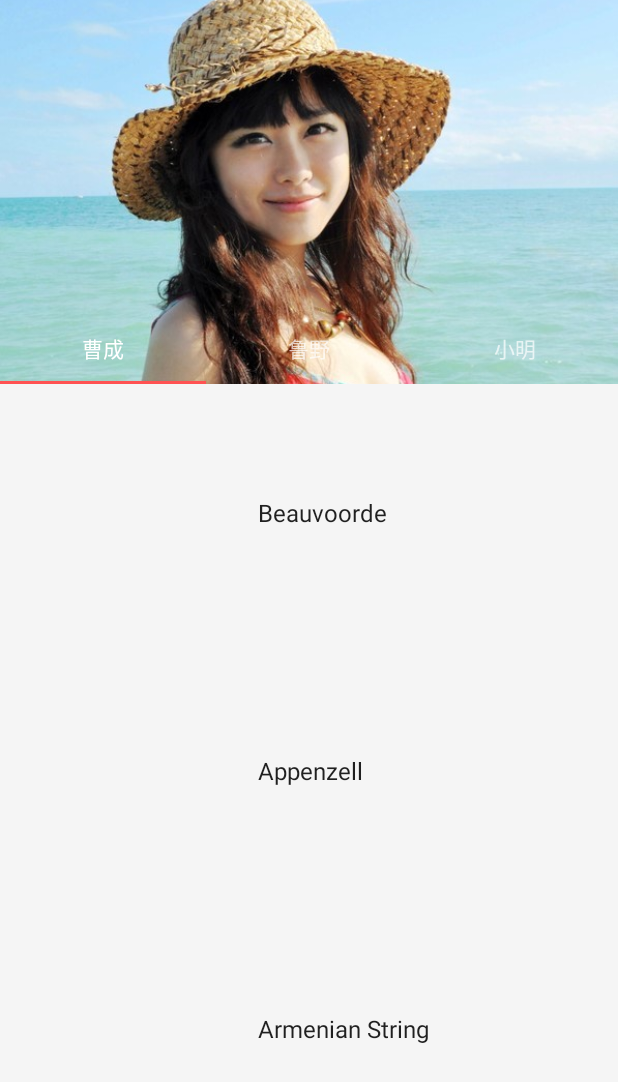
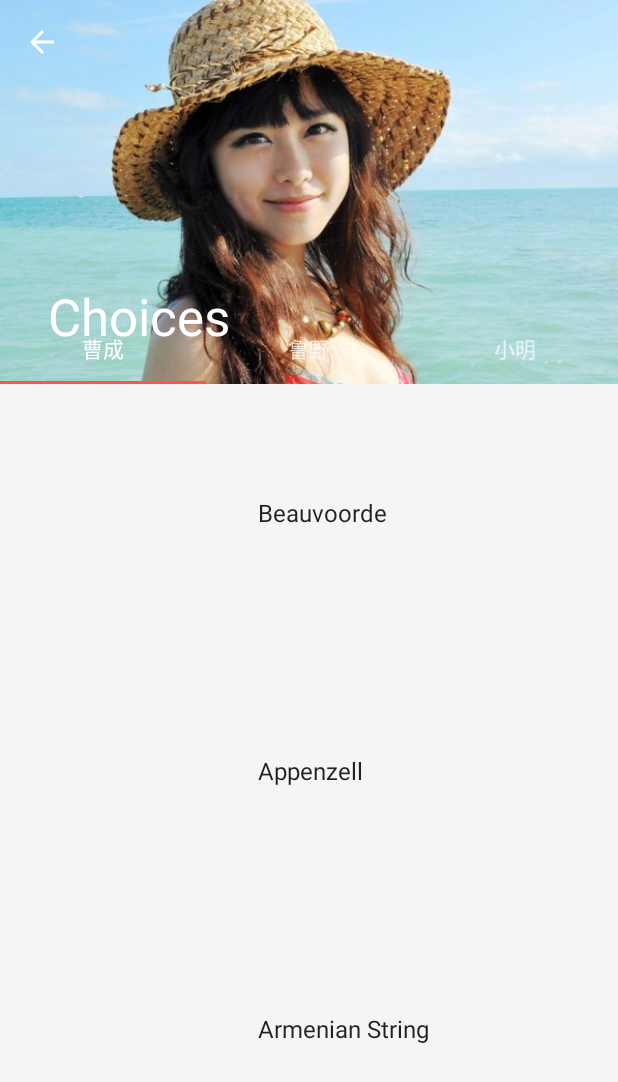
Before and after one commit to ChoicesWang/DesignDemo, an Android app: the MessageActivity screen opened directly, with no data from a screen before it, on a phone screen of 412 x 824 dp. Shown: the top 1082 px of the screen. Run offline under Robolectric (Android 15) with nearby library versions, the phone set to English and light mode, and no system bars; libraries missing offline, so code that uses them is left out: com.facebook.drawee; plain views replace SimpleDraweeView; pictures from the network do not load; 2 statements that could not run were skipped.

```diff
--- a/app/src/main/java/com/support/design/MessageActivity.java
+++ b/app/src/main/java/com/support/design/MessageActivity.java
@@ -5,6 +5,7 @@ import android.support.annotation.NonNull;
 import android.support.design.widget.TabLayout;
 import android.support.v4.view.ViewPager;
 import android.support.v7.app.AppCompatActivity;
+import android.support.v7.widget.Toolbar;
 
 import com.support.design.adapter.CustomPagerAdapter;
 
@@ -22,6 +23,10 @@ public class MessageActivity extends AppCompatActivity {
         ViewPager viewPager = (ViewPager) findViewById(R.id.viewpager);
         TabLayout tabLayout = (TabLayout) findViewById(R.id.tabs);
 
+        final Toolbar toolbar = (Toolbar) findViewById(R.id.toolbar);
+        setSupportActionBar(toolbar);
+        getSupportActionBar().setDisplayHomeAsUpEnabled(true);
+
         if (viewPager != null) {
             setupViewPager(viewPager);
             tabLayout.setupWithViewPager(viewPager);
```
